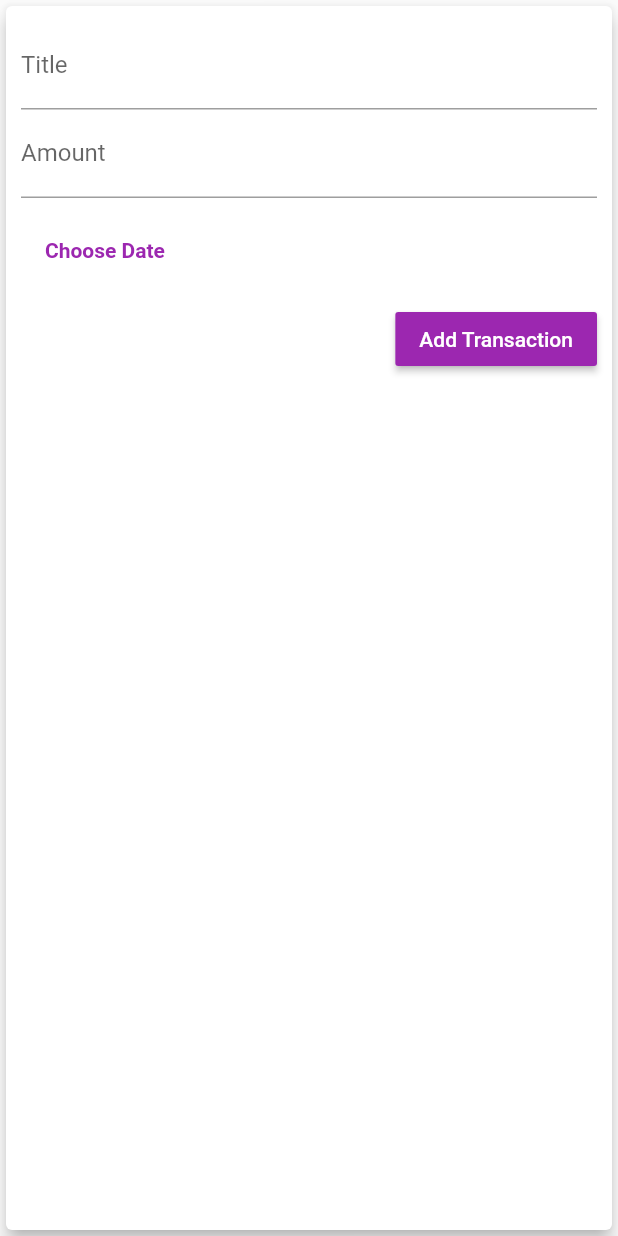
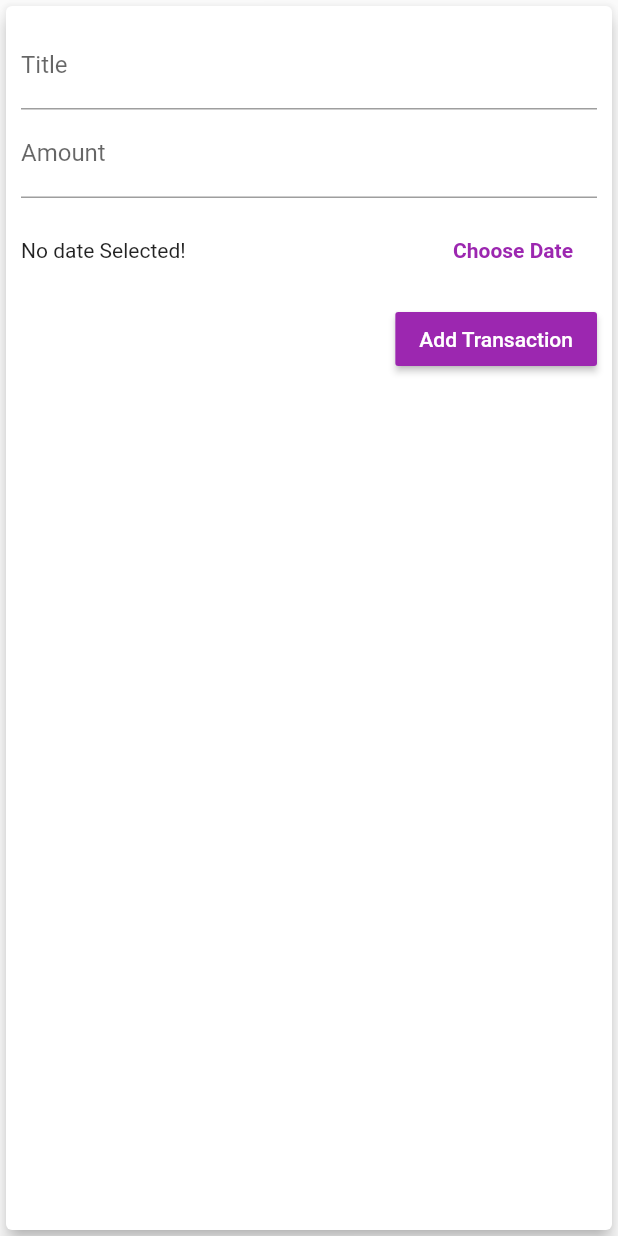
Before and after one commit to mahin1995/flutter_udemy_project2, a Flutter app: the NewTransaction widget shown alone on an empty page, opened directly with empty values, after a tap on "Add Transaction", on a phone screen of 412 x 824 dp. Run offline on Flutter 3.47's test engine with Material 2 defaults, Android fonts, the phone set to English and light mode, and no system bars; Roboto replaces fonts that are missing (Quicksand).

Commit message:
from home

```diff
--- a/lib/main.dart
+++ b/lib/main.dart
@@ -69,11 +69,11 @@ List<Transaction>? get _recentTransactions {
     }).toList();
  }
 
-  void _addNewTransaction(String txTitle, double txAmount) {
+  void _addNewTransaction(String txTitle, double txAmount, DateTime chosenDate) {
     final newTx = Transaction(
       title: txTitle,
       amount: txAmount,
-      date: DateTime.now(),
+      date: chosenDate,
       id: DateTime.now().toString(),
     );
 
--- a/lib/widgets/new_transaction.dart
+++ b/lib/widgets/new_transaction.dart
@@ -15,17 +15,23 @@ class _NewTransactionState extends State<NewTransaction> {
   final _amountController = TextEditingController();
   DateTime? _selectedDate;
 
+
+
   void _submitData() {
+    if(_amountController.text.isEmpty){
+      return;
+    }
     final enteredTitle = _titleController.text;
     final enteredAmount = double.parse(_amountController.text);
 
-    if (enteredTitle.isEmpty || enteredAmount <= 0) {
+    if (enteredTitle.isEmpty || enteredAmount <= 0 || _selectedDate == null )  {
       return;
     }
 
     widget.addTx(
       enteredTitle,
       enteredAmount,
+      _selectedDate
     );
 
     Navigator.of(context).pop();
@@ -41,9 +47,14 @@ class _NewTransactionState extends State<NewTransaction> {
       if (pickDate == null) {
         return;
       }
+      setState(() {
       _selectedDate = pickDate;
+      print(_selectedDate);
+
+      });
     });
   }
+
 
   @override
   Widget build(BuildContext context) {
@@ -74,12 +85,13 @@ class _NewTransactionState extends State<NewTransaction> {
               child: Row(
                 children: <Widget>[
                   // ignore: unnecessary_null_comparison
-                  // Text(
-
-                  //   _selectedDate == null
-                  //       ? 'No date Selected!'
-                  //       : DateFormat.yMd(_selectedDate),
-                  // ),
+                  Expanded(
+                    child: Text(
+                      _selectedDate == null
+                          ? 'No date Selected!'
+                          : 'Picked date: ${DateFormat.yMd().format(_selectedDate!)}',
+                    ),
+                  ),
                   FlatButton(
                     onPressed: _presentDatepicker,
                     child: Text(
```
